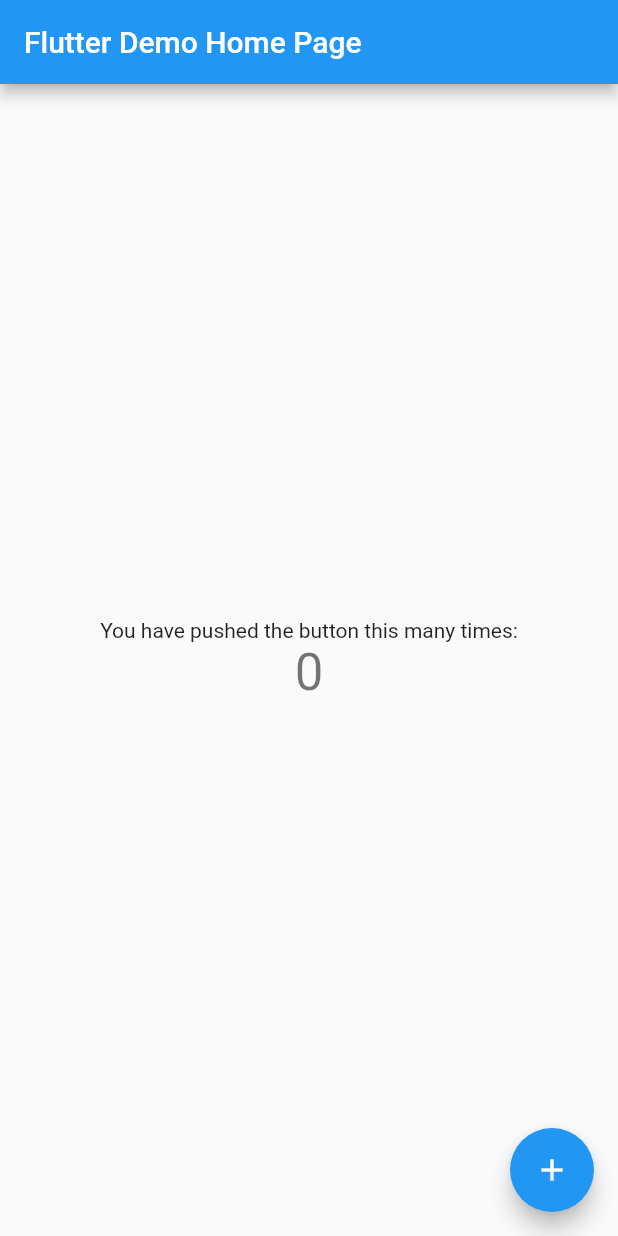
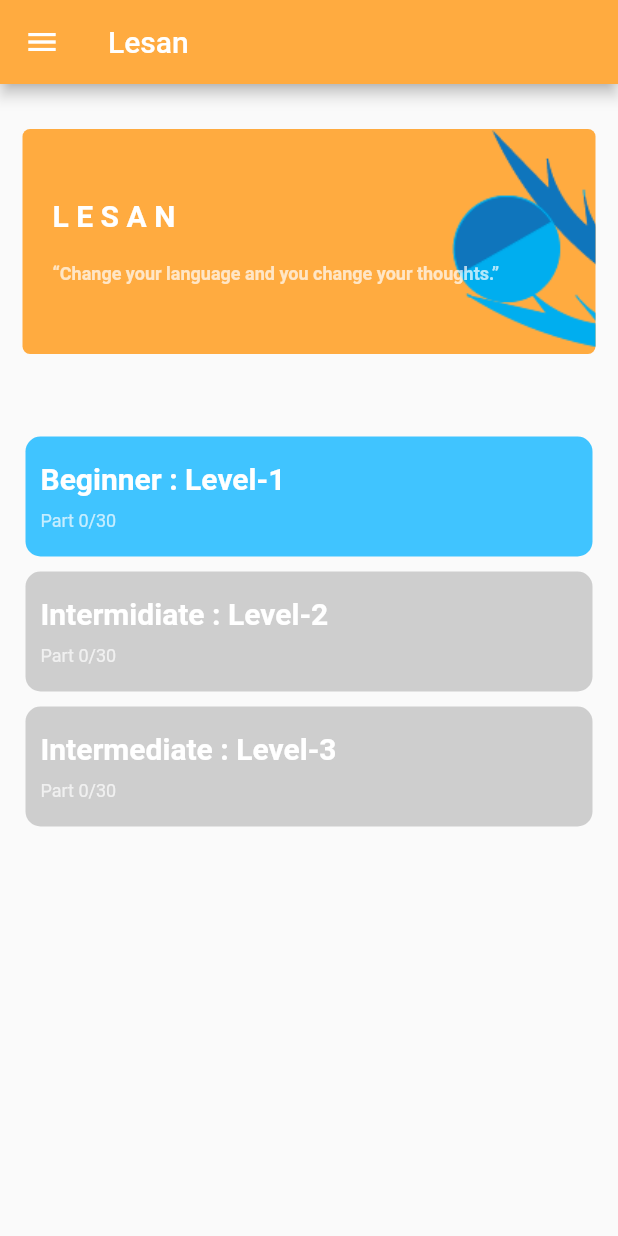
Before and after one commit to Besuf/lesan, a Flutter app: the screen it shows after launch, on a phone screen of 412 x 824 dp. Run offline on Flutter 3.47's test engine with Material 2 defaults, Android fonts, the light colour scheme and no system bars.

Commit message:
first sprint on lesan levels and question1

```diff
--- a/lib/main.dart
+++ b/lib/main.dart
@@ -1,5 +1,6 @@
 import 'package:flutter/material.dart';
-
+import 'package:lesan/screens/levels_screen.dart';
+import 'package:lesan/screens/question1_screen.dart';
 void main() => runApp(MyApp());
 
 class MyApp extends StatelessWidget {
@@ -7,7 +8,7 @@
   @override
   Widget build(BuildContext context) {
     return MaterialApp(
-      title: 'Flutter Demo',
+      title: 'Lesan',
       theme: ThemeData(
         // This is the theme of your application.
         //
@@ -19,8 +20,15 @@
         // Notice that the counter didn't reset back to zero; the application
         // is not restarted.
         primarySwatch: Colors.blue,
+        appBarTheme: AppBarTheme(
+          color: Colors.orangeAccent,
+        )
       ),
-      home: MyHomePage(title: 'Flutter Demo Home Page'),
+      initialRoute: LevelsScreen.id,
+      routes: {
+        LevelsScreen.id: (context)=>LevelsScreen(),
+        Question1Screen.id: (context)=>Question1Screen()
+      },
     );
   }
 }
--- /dev/null
+++ b/lib/screens/levels_screen.dart
@@ -0,0 +1,232 @@
+import 'package:flutter/material.dart';
+import 'package:lesan/screens/question1_screen.dart';
+
+class LevelsScreen extends StatelessWidget {
+  static final String id = 'levels_screen';
+  @override
+  Widget build(BuildContext context) {
+    return Levels();
+  }
+}
+
+class Levels extends StatefulWidget {
+  @override
+  _LevelsState createState() => _LevelsState();
+}
+
+class _LevelsState extends State<Levels> {
+  @override
+  Widget build(BuildContext context) {
+    return Scaffold(
+      appBar: AppBar(
+        title: Text('Lesan'),
+      ),
+      drawer: Drawer(
+        child: ListView(
+          children: <Widget>[
+            DrawerHeader(
+              child: Text(
+                  'LESAN',
+                style: TextStyle(
+                  color: Colors.white,
+                  fontWeight: FontWeight.bold,
+                  fontSize: 24,
+                ),
+              ),
+              decoration: BoxDecoration(
+                color: Colors.orangeAccent,
+
+              ),
+          ),
+            ListTile(
+              title: Text('Account', style: TextStyle(fontSize: 18, color: Colors.grey),),
+              subtitle: Text('Log out', style: TextStyle(fontSize: 13, color: Colors.grey),),
+              onTap: () {
+                // Update the state of the app
+                // ...
+                // Then close the drawer
+                //Navigator.pop(context);
+              },
+            ),
+          ],
+        ),
+      ),
+      body: Container(
+        child: Column(
+          crossAxisAlignment: CrossAxisAlignment.stretch,
+
+          children: <Widget>[
+            Container(
+              margin: EdgeInsets.fromLTRB(15, 30, 15, 50),
+              height: 150,
+              width: 100,
+              decoration: BoxDecoration(
+                image: DecorationImage(
+                  alignment: Alignment(4,6),
+                  image: AssetImage('assets/images/style.png'),
+                  fit: BoxFit.contain
+                ),
+                color: Colors.orangeAccent,
+                borderRadius: BorderRadius.circular(5)
+              ),
+
+              child: Column(
+                mainAxisAlignment: MainAxisAlignment.center,
+                crossAxisAlignment: CrossAxisAlignment.start,
+                children: <Widget>[
+                  Container(
+                    margin: EdgeInsets.fromLTRB(20,10,20,10),
+                    child: Text(
+                      'L E S A N',
+                      style: TextStyle(
+                        color: Colors.white,
+                        fontWeight: FontWeight.bold,
+                        fontSize: 20
+                      ),
+                    ),
+                  ),
+                  Container(
+                    margin: EdgeInsets.fromLTRB(20,10,20,10),
+                    child: Text(
+                      '“Change your language and you change your thoughts.”',
+                      style: TextStyle(
+                          color: Colors.white70,
+                          fontWeight: FontWeight.bold,
+                          fontSize: 12
+                      ),
+                    ),
+                  ),
+                ],
+              ),
+
+            ),
+            GestureDetector(
+              onTap: (){
+                Navigator.push(
+                  context,
+                  MaterialPageRoute(builder: (context) => Question1Screen()),
+                );
+              },
+              child: Container(
+                  margin: EdgeInsets.fromLTRB(17, 5, 17, 5),
+                  height: 80,
+                  width: 100,
+                  decoration: BoxDecoration(
+                      color: Colors.lightBlueAccent,
+                      borderRadius: BorderRadius.circular(10)
+                  ),
+                child: Column(
+                  crossAxisAlignment: CrossAxisAlignment.start,
+                  mainAxisAlignment: MainAxisAlignment.center,
+                  children: <Widget>[
+                    Container(
+                      margin: EdgeInsets.fromLTRB(10,5,10,5),
+                      child: Text(
+                        'Beginner : Level-1',
+                        style: TextStyle(
+                            color: Colors.white,
+                            fontWeight: FontWeight.w700,
+                            fontSize: 20
+                        ),
+                      ),
+                    ),
+                    Container(
+                      margin: EdgeInsets.fromLTRB(10,5,10,5),
+                      child: Text(
+                        'Part 0/30',
+                        style: TextStyle(
+                            color: Colors.white70,
+                            fontWeight: FontWeight.w400,
+                            fontSize: 12
+                        ),
+                      ),
+                    ),
+                  ],
+                ),
+
+              ),
+            ),
+            Container(
+              margin: EdgeInsets.fromLTRB(17, 5, 17, 5),
+              height: 80,
+              width: 100,
+              decoration: BoxDecoration(
+                  color: Color(0xffcecece),
+                  borderRadius: BorderRadius.circular(10)
+              ),
+              child: Column(
+                crossAxisAlignment: CrossAxisAlignment.start,
+                mainAxisAlignment: MainAxisAlignment.center,
+                children: <Widget>[
+                  Container(
+                    margin: EdgeInsets.fromLTRB(10,5,10,5),
+                    child: Text(
+                      'Intermidiate : Level-2',
+                      style: TextStyle(
+                          color: Colors.white,
+                          fontWeight: FontWeight.w700,
+                          fontSize: 20
+                      ),
+                    ),
+                  ),
+                  Container(
+                    margin: EdgeInsets.fromLTRB(10,5,10,5),
+                    child: Text(
+                      'Part 0/30',
+                      style: TextStyle(
+                          color: Colors.white70,
+                          fontWeight: FontWeight.w400,
+                          fontSize: 12
+                      ),
+                    ),
+                  ),
+                ],
+              ),
+
+            ),
+            Container(
+              margin: EdgeInsets.fromLTRB(17, 5, 17, 5),
+              height: 80,
+              width: 100,
+              decoration: BoxDecoration(
+                  color: Color(0xffcecece),
+                  borderRadius: BorderRadius.circular(10)
+              ),
+              child: Column(
+                crossAxisAlignment: CrossAxisAlignment.start,
+                mainAxisAlignment: MainAxisAlignment.center,
+                children: <Widget>[
+                  Container(
+                    margin: EdgeInsets.fromLTRB(10,5,10,5),
+                    child: Text(
+                      'Intermediate : Level-3',
+                      style: TextStyle(
+                          color: Colors.white,
+                          fontWeight: FontWeight.w700,
+                          fontSize: 20
+                      ),
+                    ),
+                  ),
+                  Container(
+                    margin: EdgeInsets.fromLTRB(10,5,10,5),
+                    child: Text(
+                      'Part 0/30',
+                      style: TextStyle(
+                          color: Colors.white70,
+                          fontWeight: FontWeight.w400,
+                          fontSize: 12
+                      ),
+                    ),
+                  ),
+                ],
+              ),
+
+            ),
+
+
+          ],
+        ),
+      ),
+    );
+  }
+}
--- a/pubspec.yaml
+++ b/pubspec.yaml
@@ -41,10 +41,8 @@
   uses-material-design: true
 
   # To add assets to your application, add an assets section, like this:
-  # assets:
-  #  - images/a_dot_burr.jpeg
-  #  - images/a_dot_ham.jpeg
-
+  assets:
+    - assets/images/
   # An image asset can refer to one or more resolution-specific "variants", see
   # https://flutter.dev/assets-and-images/#resolution-aware.
 
```
Also changed, not shown: lib/screens/question1_screen.dart (added, +424 -0 lines), lib/utilities/question1.dart (added, +15 -0 lines), assets/images/cat.png (added), assets/images/man.png (added), assets/images/style.png (added).
